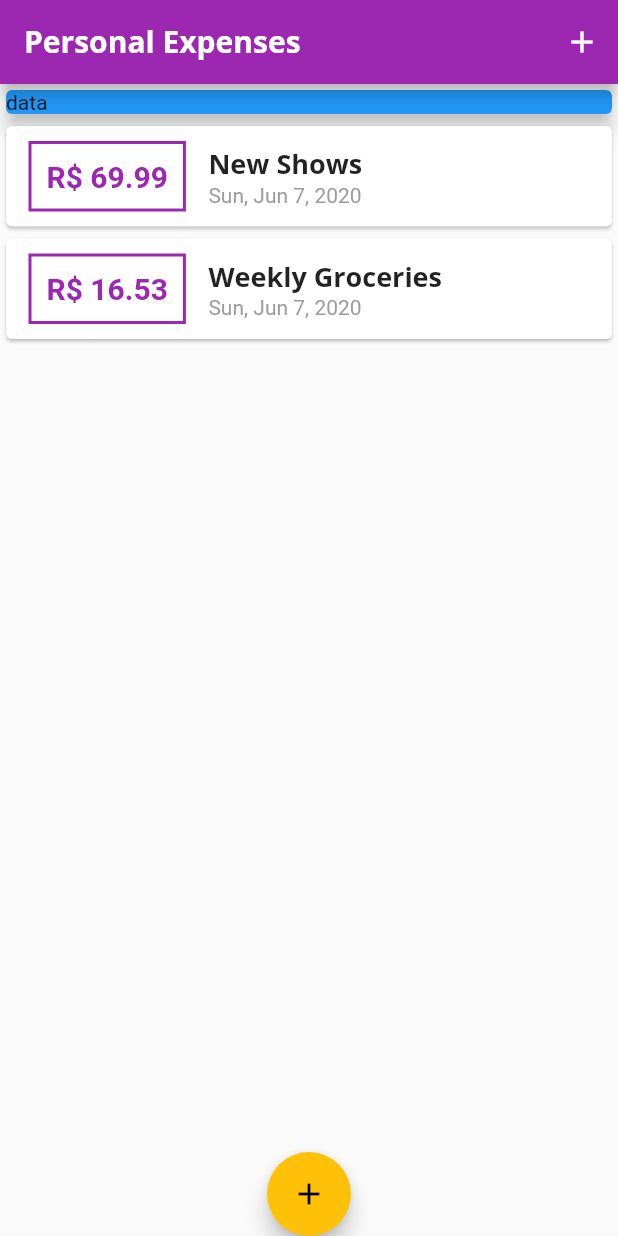
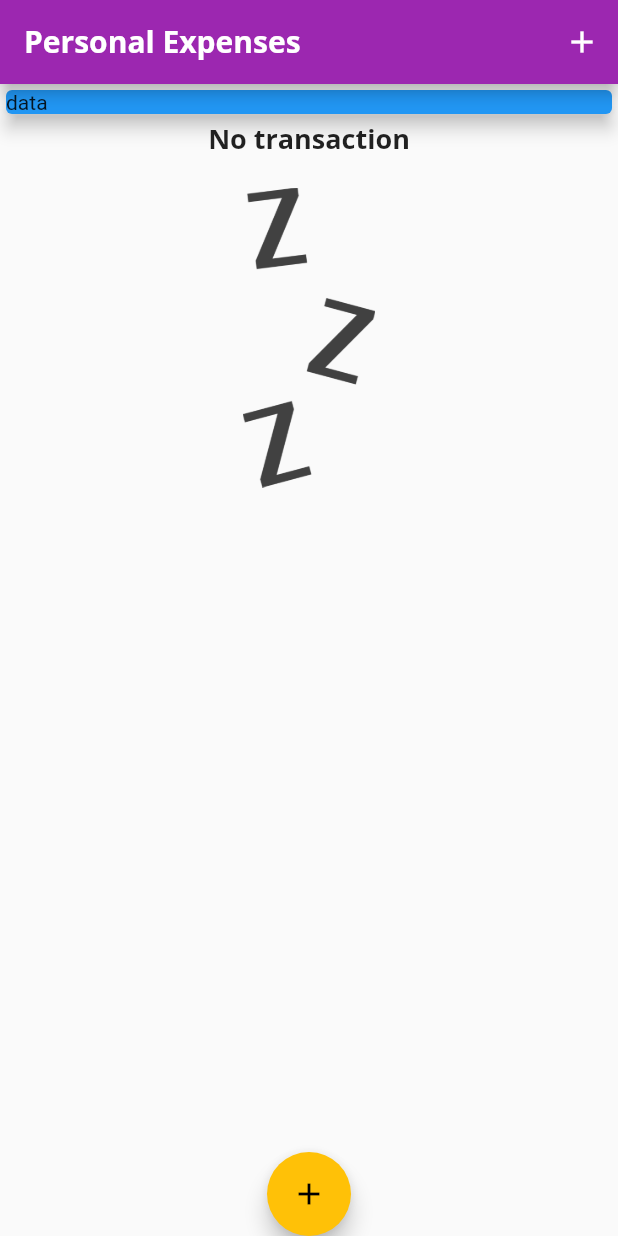
Before and after one commit to mvgmenezes/flutter_personal_expenses, a Flutter app: the screen it shows after launch, on a phone screen of 412 x 824 dp. Run offline on Flutter 3.47's test engine with Material 2 defaults, Android fonts, the phone set to English and light mode, and no system bars.

Commit message:
Adding a IMAGE

```diff
--- a/lib/main.dart
+++ b/lib/main.dart
@@ -49,13 +49,13 @@ class MyHomePage extends StatefulWidget {
 class _MyHomePageState extends State<MyHomePage> {
 
   final List<Transaction> _user_transctions = [
-    Transaction(
+   /* Transaction(
         id: 't1', title: 'New Shows', amount: 69.99, date: DateTime.now()),
     Transaction(
         id: 't2',
         title: 'Weekly Groceries',
         amount: 16.53,
-        date: DateTime.now())
+        date: DateTime.now())*/
   ];
 
   void _addNewTransaction(String title, double amount){
--- a/lib/widgets/transaction_list.dart
+++ b/lib/widgets/transaction_list.dart
@@ -11,7 +11,15 @@ class TransactionList extends StatelessWidget {
   Widget build(BuildContext context) {
     return Container(
       height: 300,
-      child: ListView.builder(
+      child: transactions.isEmpty? Column(
+          children: <Widget>[
+            Text('No transaction', style: Theme.of(context).textTheme.title,),
+            SizedBox(height: 20,), //adicionando um espaco entre o texto e a imagem
+            Container(
+                height: 200,
+                child: Image.asset('assets/images/waiting.png', fit: BoxFit.cover,))
+          ],
+      ):ListView.builder(
         itemBuilder: (ctx, index) {
           return Card(
             child: Row(
@@ -47,7 +55,7 @@ class TransactionList extends StatelessWidget {
           ));
         },
         itemCount: transactions.length,
-              ),
+      ),
     );
   }
 }
--- a/pubspec.yaml
+++ b/pubspec.yaml
@@ -41,9 +41,8 @@ flutter:
   uses-material-design: true
 
   # To add assets to your application, add an assets section, like this:
-  # assets:
-  #  - images/a_dot_burr.jpeg
-  #  - images/a_dot_ham.jpeg
+  assets:
+    - assets/images/waiting.png
 
   # An image asset can refer to one or more resolution-specific "variants", see
   # https://flutter.dev/assets-and-images/#resolution-aware.
```
Also changed, not shown: assets/images/waiting.png (added).
